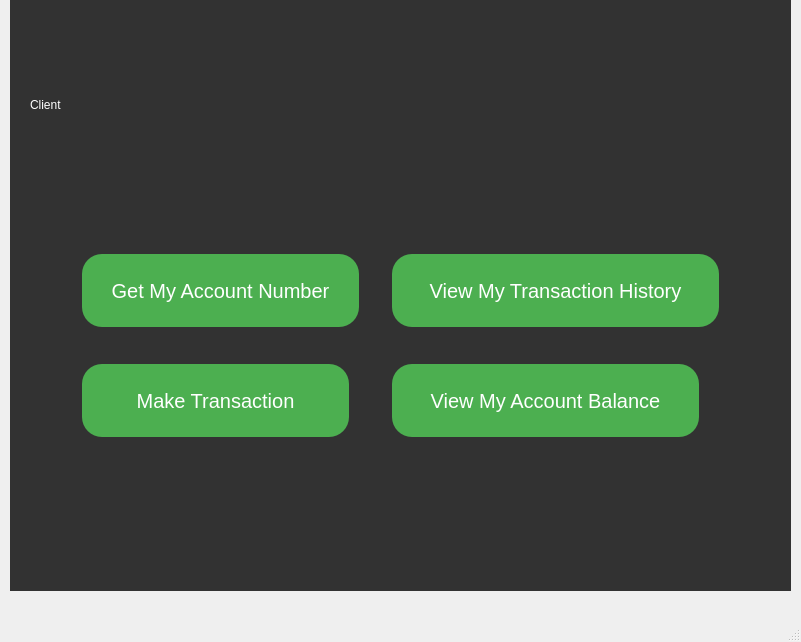
This is BankSystemUser/mainwindow.ui in KerollosSamaan75/Bank-System-Project as Qt 5 draws it before an edit. The edited form follows.
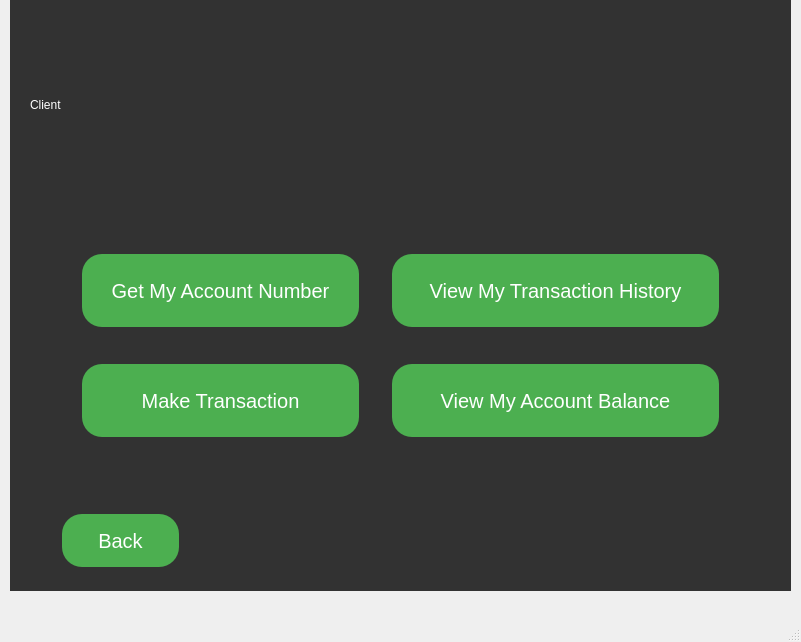
This is the edited form. The open tabs and pages were chosen to show the change. Icons and pictures are not drawn.

```diff
--- a/BankSystemUser/mainwindow.ui
+++ b/BankSystemUser/mainwindow.ui
@@ -579,7 +579,7 @@
        <rect>
         <x>380</x>
         <y>360</y>
-        <width>311</width>
+        <width>331</width>
         <height>81</height>
        </rect>
       </property>
@@ -635,7 +635,7 @@
        <rect>
         <x>70</x>
         <y>360</y>
-        <width>271</width>
+        <width>281</width>
         <height>81</height>
        </rect>
       </property>
@@ -658,6 +658,34 @@
        <string>Make Transaction</string>
       </property>
      </widget>
+     <widget class="QPushButton" name="pB_ClientBack">
+      <property name="geometry">
+       <rect>
+        <x>50</x>
+        <y>510</y>
+        <width>121</width>
+        <height>61</height>
+       </rect>
+      </property>
+      <property name="styleSheet">
+       <string notr="true">background-color: #4CAF50; 
+font: 700 20pt &quot;Segoe UI&quot;;
+        border: none;
+                   color: white;
+                   padding: 15px 20px;
+                   text-align: center;
+                   text-decoration: none;
+                   display: inline-block;
+                   font-size: 20px;
+                   margin: 4px 2px;
+                   border-radius: 20px; 
+
+</string>
+      </property>
+      <property name="text">
+       <string>Back</string>
+      </property>
+     </widget>
     </widget>
     <widget class="QWidget" name="AddAccount">
      <widget class="QLabel" name="AddAccountlabel">
```
